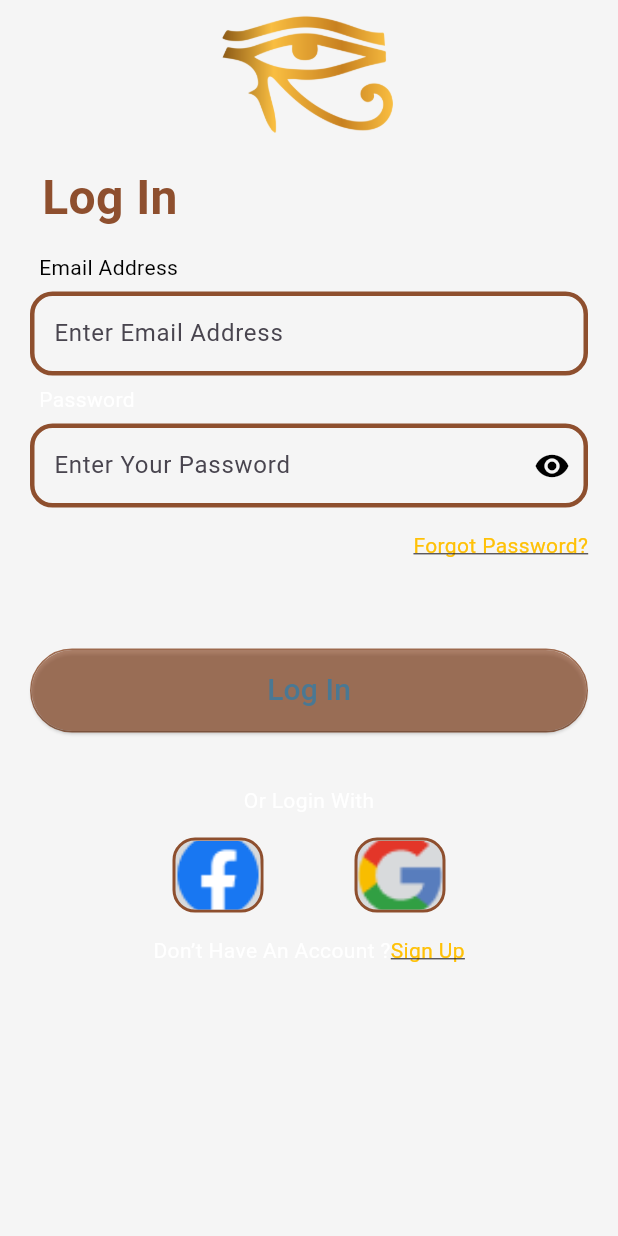
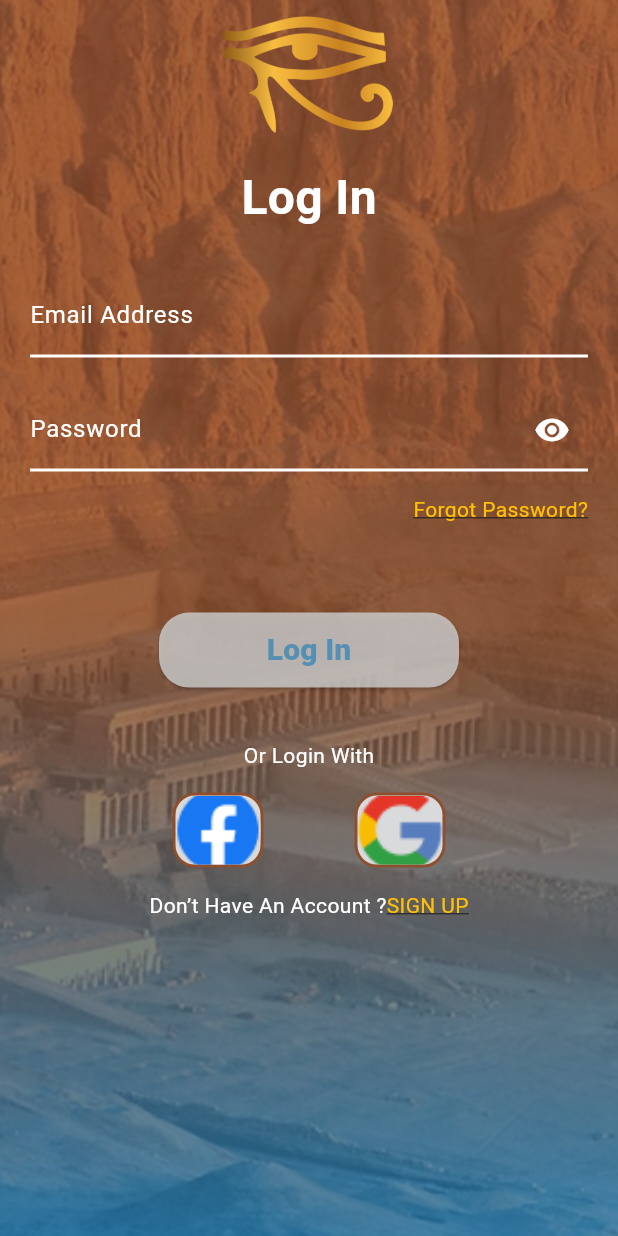
Before and after one commit to MondaAtef/tourism_project, a Flutter app: the Login screen opened directly, on a phone screen of 412 x 824 dp. Run offline on Flutter 3.47's test engine with Material 3 defaults, Android fonts, the phone set to English and light mode, and no system bars; our stand-ins replace animated_text_kit, bloc, card_swiper, cloud_firestore, dio, dotted_border and 18 more; missing offline and left inert: dynamic_height_grid_view, flutter_facebook_auth; accounts and stored records are empty; Roboto replaces fonts that are missing (Oxanium); project files that could hold a hidden picture were left out.

Commit message:
update_4

```diff
--- a/lib/componenet/button.dart
+++ b/lib/componenet/button.dart
@@ -1,35 +1,41 @@
 import 'package:flutter/material.dart';
+import 'package:google_fonts/google_fonts.dart';
 
 class Button extends StatelessWidget {
   final String text;
   final VoidCallback onPressed;
   final Color color;
 
-
-
-  const Button( {super.key ,required this.text,required this.color,required this.onPressed });
+  const Button({
+    super.key,
+    required this.text,
+    required this.color,
+    required this.onPressed,
+  });
 
   @override
   Widget build(BuildContext context) {
     return Container(
-      decoration: BoxDecoration(
-          border: Border.all(color: const Color(0xff9f6b4f)),
-          borderRadius: BorderRadius.circular(32),
-        ),
-       margin:  const EdgeInsets.fromLTRB(0, 14, 0, 20),
-       width:  double.infinity,
-       height:  56,
+      margin: const EdgeInsets.fromLTRB(0, 14, 0, 20),
       child: ElevatedButton(
-
         onPressed: onPressed,
         style: ElevatedButton.styleFrom(
-          backgroundColor: color.withOpacity(0.7),
-
+          shape: RoundedRectangleBorder(
+            borderRadius: BorderRadius.circular(20),
+          ),
+          fixedSize: Size(200, 50),
+          backgroundColor: color.withOpacity(0.8),
         ),
-        //child: Text(text),
-        child: Text(text, style: const TextStyle(color:Color.fromARGB(167, 33, 126, 180) ,fontSize: 20)),
-
-
+        child: Text(
+          text,
+          style: GoogleFonts.oxanium(
+            textStyle: TextStyle(
+              color: Color.fromARGB(167, 33, 126, 180),
+              fontSize: 20,
+              fontWeight: FontWeight.w900,
+            ),
+          ),
+        ),
       ),
     );
   }
--- a/lib/componenet/custom_text_widget.dart
+++ b/lib/componenet/custom_text_widget.dart
@@ -1,4 +1,5 @@
 import 'package:flutter/material.dart';
+import 'package:google_fonts/google_fonts.dart';
 
 class CustomTextWidget extends StatelessWidget {
   const CustomTextWidget(
@@ -21,10 +22,12 @@ class CustomTextWidget extends StatelessWidget {
     return Text(
       text,
       textAlign: textAlign,
-      style: TextStyle(
-        color: color ?? Colors.white,
-        fontSize: fontSize ?? 16,
-        fontWeight: fontWeight,
+      style: GoogleFonts.oxanium(
+        textStyle: TextStyle(
+          color: color ?? Colors.white,
+          fontSize: fontSize ?? 16,
+          fontWeight: fontWeight,
+        ),
       ),
     );
   }
--- a/lib/componenet/link_text.dart
+++ b/lib/componenet/link_text.dart
@@ -1,6 +1,7 @@
 // in sign up , login __________
 
 import 'package:flutter/material.dart';
+import 'package:google_fonts/google_fonts.dart';
 
 class LinkText extends StatelessWidget {
   final String text;
@@ -17,9 +18,11 @@ class LinkText extends StatelessWidget {
       onTap: onPressed,
       child: Text(
         text,
-        style: const TextStyle(
+        style: GoogleFonts.oxanium(
+        textStyle: TextStyle(
           color: Colors.amber, // Customize link text color
           decoration: TextDecoration.underline, // Add underline to text
+        ),
         ),
       ),
     );
--- a/lib/componenet/widgets/dash.dart
+++ b/lib/componenet/widgets/dash.dart
@@ -21,7 +21,9 @@ class CategorydashWidget extends StatelessWidget {
       child: Container(
         decoration: BoxDecoration(
           border: Border.all(
-            color: const Color.fromARGB(255, 183, 178, 178), // Border color
+            color:Colors.white,
+            //color: const Color.fromARGB(255, 183, 178, 178),
+            // Border color
             //color: AppColors.gray, // Border color
             width: 2, // Border width
           ),
--- a/lib/componenet/widgets/text_widget.dart
+++ b/lib/componenet/widgets/text_widget.dart
@@ -1,6 +1,7 @@
 // ignore_for_file: non_constant_identifier_names, must_be_immutable
 
 import 'package:flutter/material.dart';
+import 'package:google_fonts/google_fonts.dart';
 
 class Textwidget extends StatelessWidget {
    Textwidget({Key? key, required this.text, required this.color, required this.textsize,
@@ -19,6 +20,7 @@ text,
       maxLines: Maxlinees,
       style: TextStyle(
         overflow: TextOverflow.ellipsis,
+
         color: color,
       fontSize: textsize,
       fontWeight: istitle?FontWeight.bold:FontWeight.normal,
--- a/lib/const/reusable.dart
+++ b/lib/const/reusable.dart
@@ -1,6 +1,7 @@
 import 'package:flutter/material.dart';
 import 'package:flutter_iconly/flutter_iconly.dart';
 import 'package:get/get.dart';
+import 'package:google_fonts/google_fonts.dart';
 import 'package:vixor_project/componenet/widgets/text_widget.dart';
 import 'package:vixor_project/componenet/widgets/title%20widget.dart';
 
@@ -19,7 +20,7 @@ Future<void> errorDialog({
       context: context,
       builder: (context) {
         return AlertDialog(
-          backgroundColor: Colors.brown.withOpacity(0.9),
+          backgroundColor: Color(0xFF8D502F).withOpacity(0.9),
           title: Row(
             children: [
               Image.asset(
@@ -46,7 +47,7 @@ Future<void> errorDialog({
                 }
               },
               child: Textwidget(
-                color: Colors.brown,
+                color:Color(0xFF8D502F),
                 text: 'Ok',
                 textsize: 18,
               ),
@@ -128,11 +129,16 @@ Widget defaultformfield({
             prefix,
           ),
           labelText: label,
+
           border: const OutlineInputBorder(),
+
         ),
+
         validator: validator,
         keyboardType: type,
-        onChanged: onchange);
+        onChanged: onchange
+    );
+
 Widget listtile({
   required String title,
   required IconData icon,
@@ -254,7 +260,7 @@ Future<void>warningDialog({
           style: TextButton.styleFrom(backgroundColor: Colors.white),
           onPressed: fct
           ,child:Textwidget(
-          color: Colors.brown,
+          color:  Color(0xFF8D502F),
           text: 'ok',
           textsize: 18,
         ),
--- a/lib/models/list_item_model.dart
+++ b/lib/models/list_item_model.dart
@@ -6,8 +6,5 @@ class ListItemModell {
   final String image;
   final String text;
   final Color textColor;
-
-
-
   ListItemModell({required this.image, required this.text,this.textColor = Colors.white});
 }
--- a/lib/screens/auth/login_screen.dart
+++ b/lib/screens/auth/login_screen.dart
@@ -1,5 +1,3 @@
-
-
 import 'package:cloud_firestore/cloud_firestore.dart';
 
 // ignore_for_file: use_build_context_synchronously
@@ -7,6 +5,7 @@ import 'package:cloud_firestore/cloud_firestore.dart';
 import 'package:firebase_auth/firebase_auth.dart';
 import 'package:flutter/material.dart';
 import 'package:get/get.dart';
+import 'package:google_fonts/google_fonts.dart';
 import 'package:google_sign_in/google_sign_in.dart';
 import 'package:vixor_project/componenet/button.dart';
 import 'package:vixor_project/componenet/custom_text_widget.dart';
@@ -22,16 +21,14 @@ import 'package:vixor_project/screens/auth/sign_up_screen.dart';
 import 'package:vixor_project/utils/app_colors.dart';
 import 'package:vixor_project/utils/app_imagse.dart';
 
-
 class Login extends StatefulWidget {
-  const Login({super.key});
+  const Login({Key? key}) : super(key: key);
 
   @override
   State<Login> createState() => _LoginState();
 }
 
 class _LoginState extends State<Login> {
-  @override
   @override
   void initState() {
     super.initState();
@@ -53,30 +50,34 @@ class _LoginState extends State<Login> {
         idToken: googleAuth?.idToken,
       );
 
-      final User? user = (await _auth.signInWithCredential(credential)).user;
+      final User? user =
+          (await _auth.signInWithCredential(credential)).user;
 
-      final String? name = user?.displayName ;
-      final String? image = user?.photoURL ;
-      final String? email = user?.email ;
-      final String? uid = user?.uid ;
+      final String? name = user?.displayName;
+      final String? image = user?.photoURL;
+      final String? email = user?.email;
+      final String? uid = user?.uid;
       await FirebaseFirestore.instance.collection("users").doc(uid).set({
         'id': uid,
-        'name':name,
+        'name': name,
         'image': image,
         'email': email,
         'createdAt': Timestamp.now(),
-        'phone':'01030659884',
-        'bio':'write your bio...',
+        'phone': '01030659884',
+        'bio': 'write your bio...',
       });
       return user;
     } catch (e) {
       print(e.toString());
     }
-  }  final emailTextController = TextEditingController();
+  }
+
+  final emailTextController = TextEditingController();
   final passTextController = TextEditingController();
   final passFocusNode = FocusNode();
   final formKey = GlobalKey<FormState>();
   var obscureText = true;
+
   @override
   void dispose() {
     emailTextController.dispose();
@@ -84,7 +85,9 @@ class _LoginState extends State<Login> {
     passFocusNode.dispose();
     super.dispose();
   }
+
   bool _isLoading = false;
+
   void submitFormOnLogin() async {
     final isValid = formKey.currentState!.validate();
     FocusScope.of(context).unfocus();
@@ -92,58 +95,86 @@ class _LoginState extends State<Login> {
     if (isValid) {
       formKey.currentState!.save();
       setState(() {
-        _isLoading=true;
+        _isLoading = true;
       });
-      try
-      {
+      try {
         await authInstance.signInWithEmailAndPassword(
-            email:emailTextController.text.toLowerCase().trim() ,
-            password:passTextController.text.trim());
+            email: emailTextController.text.toLowerCase().trim(),
+            password: passTextController.text.trim());
         navigateTo(context, const CustomBottomNavBar());
         print('59'.tr);
-      }
-      on FirebaseException catch(error)
-      {
+      } on FirebaseException catch (error) {
         errorDialog(
-          subtitle:'${error.message}' ,
-          context:context,
+          subtitle: '${error.message}',
+          context: context,
         );
         setState(() {
-          _isLoading=false;
+          _isLoading = false;
         });
-      } catch(error)
-      {
+      } catch (error) {
         errorDialog(
-          subtitle:'$error' ,
-          context:context,
+          subtitle: '$error',
+          context: context,
         );
         setState(() {
-          _isLoading=false;
+          _isLoading = false;
         });
-      }finally{
+      } finally {
         setState(() {
-          _isLoading=false;
+          _isLoading = false;
         });
       }
     }
   }
+
   @override
   Widget build(BuildContext context) {
     return Scaffold(
-      body: SingleChildScrollView(
+      body: Container(
+        decoration: BoxDecoration(
+          image: DecorationImage(
+            image: AssetImage(Assets.background),
+            fit: BoxFit.cover,
+          ),
+          gradient: LinearGradient(
+            colors: [
+              Color.fromARGB(200, 33, 126, 180),
+              Color.fromARGB(200, 142, 80, 46),
+            ],
+            stops: [0.0, 0.5],
+            begin: Alignment.bottomCenter,
+            end: Alignment.topCenter,
+          ),
+        ),
+        child: Container(
+          decoration: BoxDecoration(
+            gradient: LinearGradient(
+              colors: [
+                Color.fromARGB(200, 33, 126, 180),
+                Color.fromARGB(200, 142, 80, 46),
+              ],
+              stops: [0.0, 0.5],
+              begin: Alignment.bottomCenter,
+              end: Alignment.topCenter,
+            ),
+          ),
+    child: SizedBox(
+    width: MediaQuery.of(context).size.width,
+    height: MediaQuery.of(context).size.height,
+          child: SingleChildScrollView(
             scrollDirection: Axis.vertical,
             child: Padding(
               padding: const EdgeInsets.symmetric(horizontal: 20),
               child: Column(
-            mainAxisAlignment: MainAxisAlignment.start,
-            crossAxisAlignment: CrossAxisAlignment.start,
+                //mainAxisAlignment: MainAxisAlignment.start,
+                //crossAxisAlignment: CrossAxisAlignment.start,
                 children: [
                   const Padge(),
                   Padding(
                     padding: const EdgeInsets.all(8.0),
                     child: CustomTextWidget(
                       text: "7".tr,
-                  color: const Color(0xff8E4F2E),
+                      color: Colors.white,
                       fontSize: 32,
                       fontWeight: FontWeight.w700,
                     ),
@@ -154,50 +185,44 @@ class _LoginState extends State<Login> {
                       crossAxisAlignment: CrossAxisAlignment.start,
                       children: [
                         Padding(
-                        padding: const EdgeInsets.all(6),
-                        child: Text(
-                           "2".tr,
-                          style: const TextStyle(
-                          fontSize: 14,
-                          fontWeight: FontWeight.w400,
+                          padding: const EdgeInsets.all(10),
+
                         ),
-                        )),
                         TextFormField(
                           textInputAction: TextInputAction.next,
-                      onEditingComplete:()=>FocusScope.of(context).requestFocus(passFocusNode),
+                          onEditingComplete: () =>
+                              FocusScope.of(context).requestFocus(passFocusNode),
                           controller: emailTextController,
                           keyboardType: TextInputType.emailAddress,
-                      validator: (value){
-                        if(value!.isEmpty || !value.contains('@')){
+                          validator: (value) {
+                            if (value!.isEmpty || !value.contains('@')) {
                               return "19".tr;
-                        }else
-                        {
+                            } else {
                               return null;
                             }
                           },
                           decoration: InputDecoration(
-                        labelText: "3".tr,
-                        //labelText: 'Enter Email Address',
-                        enabledBorder: OutlineInputBorder(
-                          borderSide: const BorderSide(
-                              width: 3, color: AppColors.primaryColor),
-                          borderRadius: BorderRadius.circular(15),
+                            labelText: "2".tr,
+                            labelStyle: GoogleFonts.oxanium(
+                              textStyle: TextStyle(color: Colors.white),
                             ),
-                        focusedBorder: OutlineInputBorder(
-                          borderSide:
-                          const BorderSide(width: 3, color: AppColors.brown),
+                            errorStyle: TextStyle(color: Colors.amber),
+                            errorBorder: UnderlineInputBorder( // Change error border color
+                              borderSide: BorderSide(color: Colors.amber),
+                            ),
+                            enabledBorder: UnderlineInputBorder(
+                              borderSide: const BorderSide(width: 2, color: Colors.white),
+
+                            ),
+                            focusedBorder: UnderlineInputBorder(
+                              borderSide: const BorderSide(width: 2, color: Colors.white),
                               borderRadius: BorderRadius.circular(15),
                             ),
                           ),
                         ),
                         Padding(
-                        padding: const EdgeInsets.all(6),
-                        child: CustomTextWidget(
-                          text: "4".tr,
-                          //text: 'Password',
-                          fontSize: 14,
-                          fontWeight: FontWeight.w400,
-                        )),
+                          padding: const EdgeInsets.all(10),
+                        ),
                     TextFormField(
                       textInputAction: TextInputAction.done,
                       onEditingComplete:(){
@@ -216,15 +241,21 @@ class _LoginState extends State<Login> {
                         }
                       },
                       decoration: InputDecoration(
-                        labelText: "5".tr,
-                        enabledBorder: OutlineInputBorder(
-                          borderSide: const BorderSide(
-                              width: 3, color: AppColors.primaryColor),
-                          borderRadius: BorderRadius.circular(15),
+                        labelText: "4".tr,
+                        labelStyle: GoogleFonts.oxanium(
+                          textStyle: TextStyle(color: Colors.white),
                         ),
-                        focusedBorder: OutlineInputBorder(
+                        errorStyle: TextStyle(color: Colors.amber),
+                        errorBorder: UnderlineInputBorder( // Change error border color
+                          borderSide: BorderSide(color: Colors.amber),
+                        ),
+                        enabledBorder: UnderlineInputBorder(
+                          borderSide: const BorderSide(width: 2, color: Colors.white),
+
+                        ),
+                        focusedBorder: UnderlineInputBorder(
                           borderSide:
-                          const BorderSide(width: 3, color: AppColors.brown),
+                          const BorderSide(width: 2, color: Colors.white),
                           borderRadius: BorderRadius.circular(15),
                         ),
                         suffixIcon: GestureDetector(
@@ -236,7 +267,7 @@ class _LoginState extends State<Login> {
                           child: Icon(
                             obscureText?
                             Icons.visibility:Icons.visibility_off,
-                            color: Colors.black,
+                            color: Colors.white,
                           ),
                         ),
                       ),
@@ -262,8 +293,7 @@ class _LoginState extends State<Login> {
              GestureDetector(
                child:  Button(
                   text: "7".tr,
-                   //TextStyle:Color.fromARGB(167, 33, 126, 180),
-                  color: AppColors.primaryColor,
+                   color: Color.fromARGB(255, 208, 208, 208),
                   onPressed: () {
                     submitFormOnLogin();
                   }),
@@ -284,6 +314,7 @@ class _LoginState extends State<Login> {
                     Expanded(
                       flex: 1,
                       child: ImageButton(
+
                         imagePath: Assets.imagesFacebook,
                         onPressed: () {
                           signInWithFacebook();
@@ -351,7 +382,11 @@ class _LoginState extends State<Login> {
           ),
         ),
       ),
+    ),
+    ),
+        ),
     );
+
   }
 
 }
--- a/lib/screens/auth/sign_up_screen.dart
+++ b/lib/screens/auth/sign_up_screen.dart
@@ -2,6 +2,7 @@ import 'package:cloud_firestore/cloud_firestore.dart';
 import 'package:firebase_auth/firebase_auth.dart';
 import 'package:flutter/material.dart';
 import 'package:get/get.dart';
+import 'package:google_fonts/google_fonts.dart';
 import 'package:vixor_project/componenet/button.dart';
 import 'package:vixor_project/componenet/checkbox.dart';
 import 'package:vixor_project/componenet/custom_text_widget.dart';
@@ -141,17 +142,16 @@ class _LoginState extends State<SignUp> {
         child: Padding(
           padding: const EdgeInsets.symmetric(horizontal: 20),
           child: Column(
-           // mainAxisAlignment: MainAxisAlignment.start,
-            //crossAxisAlignment: CrossAxisAlignment.start,
             children: [
              const Padge(),
                Padding(
                   padding: const EdgeInsets.all(8.0),
                   child: CustomTextWidget(
                     text: "10".tr,
+
                     fontSize: 32,
                     color:Colors.white,
-                    fontWeight: FontWeight.w700,
+                      fontWeight: FontWeight.w700
                   )
                ),
 Form(
@@ -178,8 +178,13 @@ Form(
         },
         decoration: InputDecoration(
           labelText: "16".tr,
-          labelStyle: TextStyle(color: Colors.white),
-
+          labelStyle: GoogleFonts.oxanium(
+            textStyle: TextStyle(color: Colors.white),
+          ),
+          errorStyle: TextStyle(color: Colors.amber),
+          errorBorder: UnderlineInputBorder(
+            borderSide: BorderSide(color: Colors.amber),
+          ),
           enabledBorder: UnderlineInputBorder(
             borderSide:
             const BorderSide(width: 2, color: Colors.white),
@@ -211,8 +216,13 @@ Form(
         },
         decoration: InputDecoration(
           labelText: "2".tr,
-          labelStyle: TextStyle(color: Colors.white),
-
+          labelStyle: GoogleFonts.oxanium(
+            textStyle: TextStyle(color: Colors.white),
+          ),
+          errorStyle: TextStyle(color: Colors.amber),
+          errorBorder: UnderlineInputBorder( // Change error border color
+            borderSide: BorderSide(color: Colors.amber),
+          ),
           enabledBorder: UnderlineInputBorder(
             borderSide:
             const BorderSide(width: 2, color: Colors.white),
@@ -236,22 +246,31 @@ Form(
         validator: (value) {
           if (value!.isEmpty || value.length < 7) {
             return "20".tr;
+
           } else {
             return null;
           }
         },
         onEditingComplete: () => FocusScope.of(context)
             .requestFocus(_addressFocusNode),
+
         decoration: InputDecoration(
           labelText: "4".tr,
-          labelStyle: TextStyle(color: Colors.white),
+          labelStyle: GoogleFonts.oxanium(
+            textStyle: TextStyle(color: Colors.white),
+          ),
+          errorStyle: TextStyle(color: Colors.amber),
+          errorBorder: UnderlineInputBorder( // Change error border color
+            borderSide: BorderSide(color: Colors.amber),
+          ),
           enabledBorder: UnderlineInputBorder(
             borderSide:
-            const BorderSide(width: 3, color: Colors.white),
+            const BorderSide(width: 2, color: Colors.white),
 
           ),
+
           focusedBorder: UnderlineInputBorder(
-            borderSide: const BorderSide(width: 3, color: Colors.white),
+            borderSide: const BorderSide(width: 2, color: Colors.white),
             borderRadius: BorderRadius.circular(15),
           ),
           suffixIcon: GestureDetector(
@@ -267,6 +286,7 @@ Form(
               color: Colors.white,
             ),
           ),
+
         ),
       ),
       Padding(
@@ -284,16 +304,21 @@ Form(
             return null;
           }
         },
-        //maxLines: 2,
+
         textAlign: TextAlign.start,
         decoration: InputDecoration(
           labelText: "21".tr,
-
-          labelStyle: TextStyle(color: Colors.white),
+          labelStyle: GoogleFonts.oxanium(
+            textStyle: TextStyle(color: Colors.white),
+          ),
           enabledBorder: UnderlineInputBorder(
             borderSide:
             const BorderSide(width: 2, color: Colors.white),
-          //  borderRadius: BorderRadius.circular(15),
+
+          ),
+          errorStyle: TextStyle(color: Colors.amber),
+          errorBorder: UnderlineInputBorder( // Change error border color
+            borderSide: BorderSide(color: Colors.amber),
           ),
           focusedBorder: UnderlineInputBorder(
             borderSide: const BorderSide(width: 2, color: Colors.white),
@@ -335,28 +360,22 @@ Form(
               // GestureDetector(onTap: _signUp),
               Button(
                   text: "10".tr,
-
                   color: Color.fromARGB(255, 208, 208, 208),
                   onPressed: () {
                     _submitFormOnRegister();
-                  }
-
+                     }
                   ),
-
 
               Row(
                 mainAxisAlignment: MainAxisAlignment.center,
                 children: [
                    CustomTextWidget(
                     text: "26".tr,
-
                     fontSize: 14,
                     fontWeight: FontWeight.w400,
                   ),
                   LinkText(
                     text: "7".tr,
-
-
                     onPressed: () {
                       Navigator.push(
                         context,
--- a/lib/screens/dashboard_screen/dashbord.dart
+++ b/lib/screens/dashboard_screen/dashbord.dart
@@ -22,7 +22,6 @@ class _DashBoardScreenState extends State<DashBoardScreen> {
     ListItemModell(image: Assets.imagesWall1, text: 'Abo EL Hagaga Mosque'),
     ListItemModell(image: Assets.imagesWall1, text: 'Church of the Virgin Mary'),
     ListItemModell(image: Assets.imagesWall1, text: 'Valley of the Kings Temple'),
-
     ListItemModell(image: Assets.imagesWall1, text: 'Nile Corniche'),
   ];
 
--- a/lib/screens/localization/localization.dart
+++ b/lib/screens/localization/localization.dart
@@ -92,7 +92,7 @@ class MyTranslation extends Translations {
       "7": "Log In",
       "8": "Or Login With",
       "9": "Don’t Have An Account ?",
-      "10": "Sign Up",
+      "10": "SIGN UP",
       "11": "Please Enter a Correct Email Address",
       "12": "An email has been sent to your email address",
       "13": "Forget Password",
--- a/pubspec.yaml
+++ b/pubspec.yaml
@@ -52,6 +52,8 @@ dependencies:
   get: ^4.6.1
   card_swiper: ^3.0.1
   webview_flutter: ^4.7.0
+
+  google_fonts: ^6.2.1
 
 
   gap: ^3.0.1
```
Also changed, not shown: pubspec.lock. Lines whose indentation alone changed are shown as unchanged.
